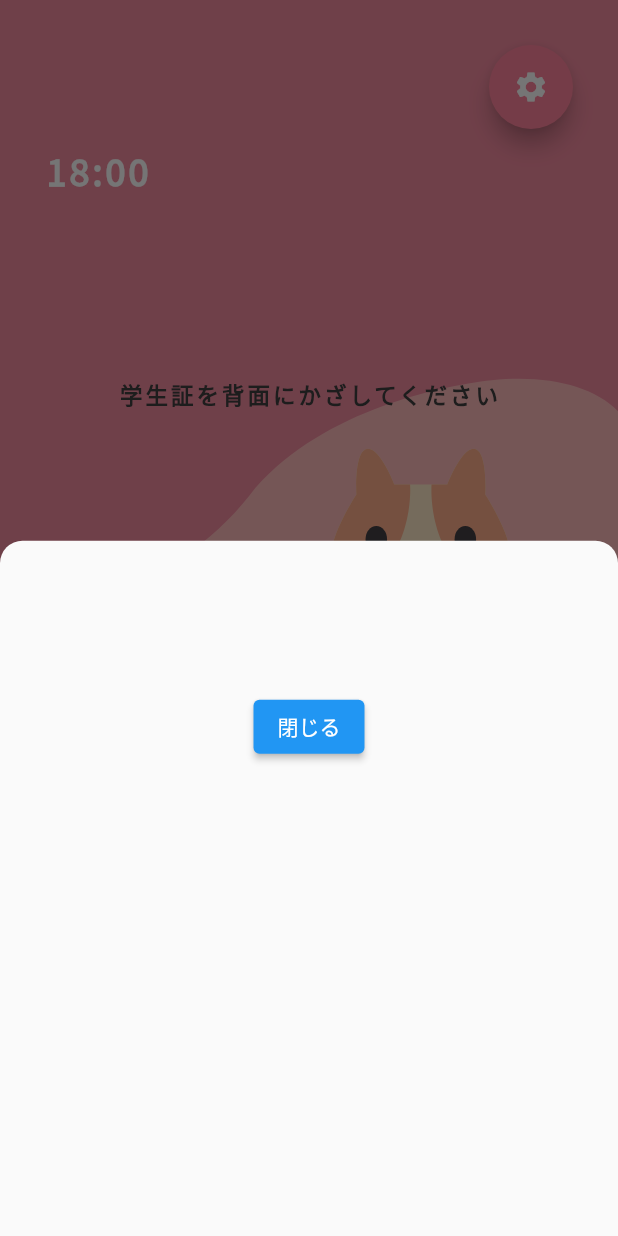
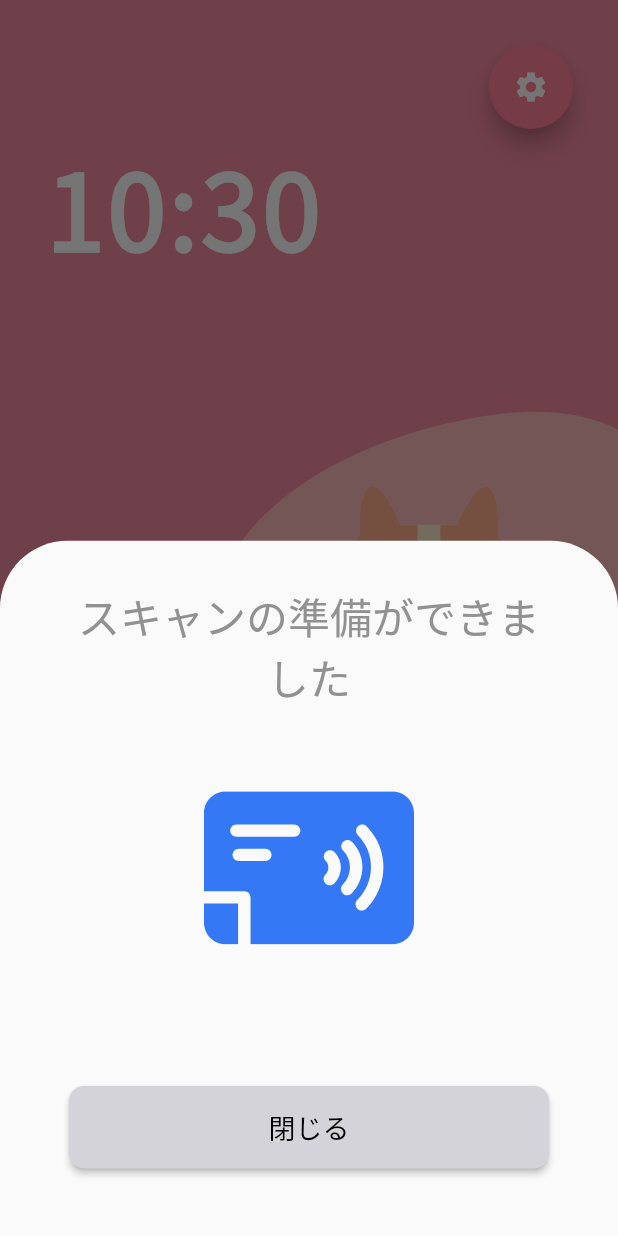
Before and after one commit to smpny7/okayama-univ-cacao-frontend, a Flutter app: the Home screen opened by its route, after a tap on "学生証をスキャン", on a phone screen of 412 x 824 dp. Run offline on Flutter 3.47's test engine with Material 2 defaults, Android fonts, the phone set to English and light mode, and no system bars; our stand-ins replace audioplayers, flutter_dotenv, flutter_svg, hexcolor, permission_handler, shared_preferences and 2 more; missing offline and left inert: nfc_manager, qr_code_scanner; accounts and stored records are empty.

Commit message:
Add: Android FeliCa Modal Design

```diff
--- a/lib/view/home.dart
+++ b/lib/view/home.dart
@@ -1,3 +1,4 @@
+import 'dart:async';
 import 'dart:convert';
 import 'dart:io';
 
@@ -8,12 +9,12 @@ import 'package:flutter/material.dart';
 import 'package:flutter/services.dart';
 import 'package:flutter_svg/flutter_svg.dart';
 import 'package:hexcolor/hexcolor.dart';
+import "package:intl/intl.dart";
 import 'package:nfc_manager/nfc_manager.dart';
 import 'package:nfc_manager/platform_tags.dart';
 import 'package:shared_preferences/shared_preferences.dart';
 import 'package:vibration/vibration.dart';
 
-import 'component/bottomButtons.dart';
 import 'component/settingFloatingButton.dart';
 import 'modal/forceLeave.dart';
 
@@ -25,7 +26,9 @@ class Home extends StatefulWidget {
 class _HomeState extends State<Home> {
   late String clubName = '';
   late String greeting = '';
+  late String time = '--:--';
   late double safePadding = 0;
+  late double height = 0;
 
   @override
   void initState() {
@@ -35,6 +38,9 @@ class _HomeState extends State<Home> {
     _setClubName();
     _setGreeting();
     _setSafePadding();
+    Future.delayed(Duration.zero,
+        () => setState(() => this.height = MediaQuery.of(context).size.width));
+    Timer.periodic(Duration(seconds: 1), _setClock);
   }
 
   @override
@@ -47,13 +53,17 @@ class _HomeState extends State<Home> {
             child: Stack(
               children: [
                 Container(
-                  child: SvgPicture.asset('assets/images/HomeBackground.svg'),
+                  child: SvgPicture.asset(
+                    'assets/images/HomeBackground.svg',
+                    alignment: Alignment.bottomCenter,
+                    fit: BoxFit.cover,
+                  ),
                   transform: Matrix4.translationValues(0.0, -55.0, 0.0),
                 ),
                 Column(
                   mainAxisAlignment: MainAxisAlignment.start,
                   children: <Widget>[
-                    Container(height: 50 + safePadding),
+                    Container(height: 45 + safePadding),
                     Container(
                       width: double.infinity,
                       margin: EdgeInsets.only(left: 30),
@@ -63,34 +73,23 @@ class _HomeState extends State<Home> {
                         style: TextStyle(
                           color: HexColor('#FFFFFF'),
                           letterSpacing: 2,
-                          fontSize: 24,
+                          fontSize: 28,
                           fontWeight: FontWeight.bold,
                         ),
                       ),
                     ),
-                    Container(height: 10),
                     Container(
                       width: double.infinity,
                       margin: EdgeInsets.only(left: 30),
                       child: Text(
-                        '18:00',
+                        time,
                         textAlign: TextAlign.left,
                         style: TextStyle(
                           color: HexColor('#FFFFFF'),
                           letterSpacing: 2,
-                          fontSize: 24,
+                          fontSize: 70,
                           fontWeight: FontWeight.bold,
                         ),
-                      ),
-                    ),
-                    Container(height: 120),
-                    Text(
-                      Platform.isAndroid ? '学生証を背面にかざしてください' : '',
-                      style: TextStyle(
-                        color: HexColor('#3F3F3F'),
-                        letterSpacing: 2,
-                        fontSize: 15,
-                        fontWeight: FontWeight.bold,
                       ),
                     ),
                   ],
@@ -99,11 +98,40 @@ class _HomeState extends State<Home> {
               ],
             ),
           ),
-          BottomButtons(true, false, true, '学生証をスキャン', null,
-              () => _onBottomButtonPressed(), () => null),
+          SizedBox(
+            child: ElevatedButton(
+              child: Text(
+                '学生証をスキャン',
+                style: TextStyle(
+                  color: HexColor('#FFFFFF'),
+                  fontSize: 18,
+                  fontWeight: FontWeight.bold,
+                  letterSpacing: 5.0,
+                ),
+              ),
+              onPressed: () => _onBottomButtonPressed(),
+              style: ElevatedButton.styleFrom(
+                padding: EdgeInsets.zero,
+                primary: HexColor('#FF839C'),
+                shape: RoundedRectangleBorder(
+                  borderRadius: BorderRadius.circular(10),
+                ),
+              ),
+            ),
+            height: 60,
+            width: 320,
+          ),
+          Container(height: safePadding + 5),
         ],
       ),
     );
+  }
+
+  _setClock(Timer timer) {
+    var now = DateTime.now();
+    var dateFormat = DateFormat('HH:mm');
+    var timeString = dateFormat.format(now);
+    setState(() => this.time = timeString);
   }
 
   _setClubName() async {
@@ -131,26 +159,63 @@ class _HomeState extends State<Home> {
       showModalBottomSheet(
         context: context,
         shape: RoundedRectangleBorder(
-          borderRadius: BorderRadius.vertical(top: Radius.circular(15)),
+          borderRadius: BorderRadius.vertical(top: Radius.circular(45)),
         ),
         builder: (context) => Container(
           child: Column(
             children: [
-              Container(height: 100),
-              ElevatedButton(
-                onPressed: () {
-                  Navigator.of(context).pop();
-                  NfcManager.instance.stopSession();
-                },
-                child: Text('閉じる'),
+              Expanded(
+                child: Column(
+                  children: [
+                    Text(
+                      'スキャンの準備ができました',
+                      style: TextStyle(
+                        color: HexColor('#919191'),
+                        fontSize: 28,
+                        fontWeight: FontWeight.w300,
+                      ),
+                      textAlign: TextAlign.center,
+                    ),
+                    Container(height: 55),
+                    SvgPicture.asset(
+                      'assets/images/Card.svg',
+                      width: 140,
+                    ),
+                  ],
+                ),
               ),
+              Container(
+                child: ElevatedButton(
+                  child: Text(
+                    '閉じる',
+                    style: TextStyle(
+                      color: HexColor('#000000'),
+                      fontSize: 18,
+                    ),
+                  ),
+                  style: ElevatedButton.styleFrom(
+                    primary: HexColor('#D4D3D9'),
+                    shape: RoundedRectangleBorder(
+                      borderRadius: BorderRadius.circular(10),
+                    ),
+                  ),
+                  onPressed: () {
+                    Navigator.of(context).pop();
+                    NfcManager.instance.stopSession();
+                  },
+                ),
+                height: 55,
+                width: 320,
+              ),
+              Container(height: 15),
             ],
           ),
+          padding: EdgeInsets.symmetric(horizontal: 40, vertical: 30),
         ),
       );
       _androidFeliCaScan();
-      print('SCAN');
-    }
+    } else
+      throw ('対応していないプラットフォームです');
   }
 
   _androidFeliCaScan() {
--- a/pubspec.yaml
+++ b/pubspec.yaml
@@ -22,6 +22,8 @@ environment:
 
 dependencies:
   flutter:
+    sdk: flutter
+  flutter_localizations:
     sdk: flutter
 
   cupertino_icons: ^1.0.2
```
Also changed, not shown: assets/images/Card.svg (added), assets/images/HomeBackground.svg, pubspec.lock.
